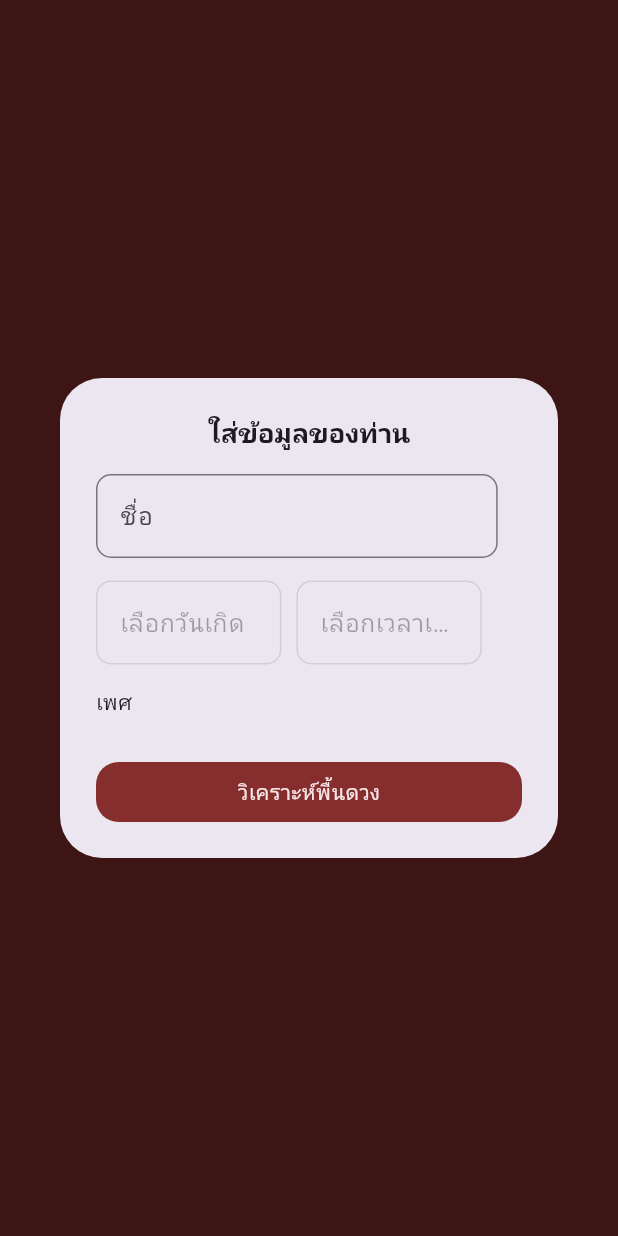
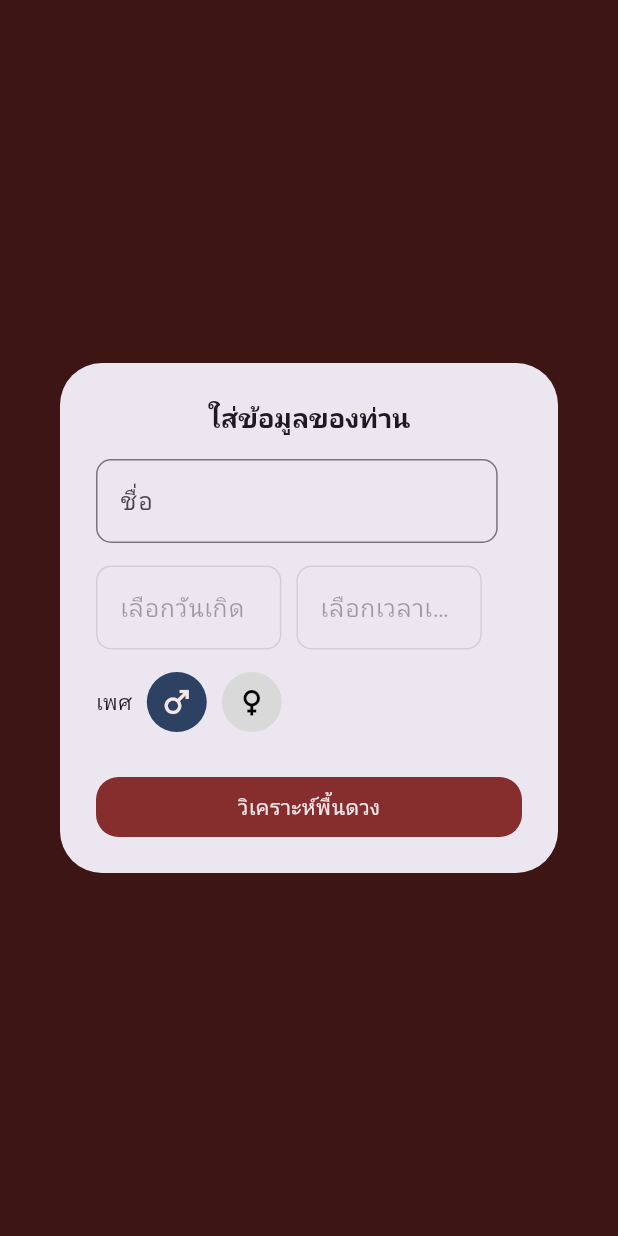
Before and after one commit to phritnakgate/bazi_app_frontend, a Flutter app: the screen it shows after launch, after a tap on "ผู้เยี่ยมชม", on a phone screen of 412 x 824 dp. Run offline on Flutter 3.47's test engine with Material 3 defaults, Android fonts, the phone set to English and light mode, and no system bars; our stand-ins replace google_fonts; Roboto replaces fonts that are missing (Kanit).

Commit message:
feat(guest): select gender

```diff
--- a/lib/screens/welcome_screen.dart
+++ b/lib/screens/welcome_screen.dart
@@ -1,4 +1,5 @@
 import 'package:bazi_app_frontend/screens/guesthora_screen.dart';
+import 'package:bazi_app_frontend/widgets/gender_selector_widget.dart';
 import 'package:flutter/material.dart';
 
 class WelcomeScreen extends StatefulWidget {
@@ -12,6 +13,7 @@ class _WelcomeScreenState extends State<WelcomeScreen> {
   TextEditingController nameController = TextEditingController();
   TextEditingController dateController = TextEditingController();
   TextEditingController timeController = TextEditingController();
+  int selectedGender = 0; //0 = Male, 1 = Female
 
   @override
   Widget build(BuildContext context) {
@@ -43,6 +45,9 @@ class _WelcomeScreenState extends State<WelcomeScreen> {
                   onTap: () => showDialog(
                       context: context,
                       builder: (BuildContext context) {
+                        int selectedGender = 0;
+                        return StatefulBuilder(
+                          builder: (context, setDialogState) {
                             return AlertDialog(
                               title: const Center(
                                   child: Text(
@@ -55,7 +60,8 @@ class _WelcomeScreenState extends State<WelcomeScreen> {
                                 crossAxisAlignment: CrossAxisAlignment.start,
                                 children: [
                                   SizedBox(
-                                width: MediaQuery.of(context).size.width * 0.65,
+                                    width: MediaQuery.of(context).size.width *
+                                        0.65,
                                     child: TextField(
                                       cursorColor: Theme.of(context).focusColor,
                                       decoration: const InputDecoration(
@@ -68,6 +74,7 @@ class _WelcomeScreenState extends State<WelcomeScreen> {
                                     height: 15,
                                   ),
                                   Row(
+                                    spacing: 10,
                                     children: [
                                       GestureDetector(
                                         onTap: () async {
@@ -85,7 +92,9 @@ class _WelcomeScreenState extends State<WelcomeScreen> {
                                           }
                                         },
                                         child: SizedBox(
-                                      width: MediaQuery.of(context).size.width *
+                                          width: MediaQuery.of(context)
+                                                  .size
+                                                  .width *
                                               0.3,
                                           child: TextField(
                                             controller: dateController,
@@ -95,9 +104,6 @@ class _WelcomeScreenState extends State<WelcomeScreen> {
                                           ),
                                         ),
                                       ),
-                                  const SizedBox(
-                                    width: 10,
-                                  ),
                                       GestureDetector(
                                         onTap: () async {
                                           final TimeOfDay? timePicked =
@@ -106,7 +112,8 @@ class _WelcomeScreenState extends State<WelcomeScreen> {
                                                   initialTime: TimeOfDay.now(),
                                                   builder: (context, child) {
                                                     return MediaQuery(
-                                                    data: MediaQuery.of(context)
+                                                        data: MediaQuery.of(
+                                                                context)
                                                             .copyWith(
                                                                 alwaysUse24HourFormat:
                                                                     true),
@@ -121,7 +128,9 @@ class _WelcomeScreenState extends State<WelcomeScreen> {
                                           }
                                         },
                                         child: SizedBox(
-                                      width: MediaQuery.of(context).size.width *
+                                          width: MediaQuery.of(context)
+                                                  .size
+                                                  .width *
                                               0.3,
                                           child: TextField(
                                             controller: timeController,
@@ -136,11 +145,12 @@ class _WelcomeScreenState extends State<WelcomeScreen> {
                                   const SizedBox(
                                     height: 15,
                                   ),
-                              Row(
-                                children: [
-                                  Text("เพศ"),
-                                  Container(),
-                                ],
+                                  GenderSelectorWidget(
+                                    onGenderSelected: (gender) {
+                                      setDialogState(() {
+                                        selectedGender = gender;
+                                      });
+                                    },
                                   ),
                                   const SizedBox(
                                     height: 30,
@@ -155,11 +165,13 @@ class _WelcomeScreenState extends State<WelcomeScreen> {
                                                     const GuestHoraScreen()));
                                       },
                                       child: Container(
-                                    width: MediaQuery.of(context).size.width *
+                                        width:
+                                            MediaQuery.of(context).size.width *
                                                 0.75,
                                         height: 40,
                                         decoration: BoxDecoration(
-                                        color: Theme.of(context).primaryColor,
+                                            color:
+                                                Theme.of(context).primaryColor,
                                             borderRadius:
                                                 BorderRadius.circular(15)),
                                         child: const Center(
@@ -170,6 +182,8 @@ class _WelcomeScreenState extends State<WelcomeScreen> {
                                       ))
                                 ],
                               ),
+                            );
+                          },
                         );
                       }),
                   child: Container(
--- /dev/null
+++ b/lib/widgets/gender_selector_widget.dart
@@ -0,0 +1,64 @@
+import 'package:flutter/material.dart';
+import 'package:bazi_app_frontend/configs/theme.dart';
+
+class GenderSelectorWidget extends StatefulWidget {
+  final ValueChanged<int> onGenderSelected;
+  const GenderSelectorWidget({super.key, required this.onGenderSelected});
+
+  @override
+  State<GenderSelectorWidget> createState() => _GenderSelectorWidgetState();
+}
+
+class _GenderSelectorWidgetState extends State<GenderSelectorWidget> {
+  int selectedGender = 0;
+
+  void updateGenderSelection(int gender) {
+    setState(() {
+      selectedGender = gender;
+    });
+    widget.onGenderSelected(gender);
+  }
+
+  @override
+  Widget build(BuildContext context) {
+    const Color wColor = Color(0xFFF5E6E8);
+    return Row(
+      spacing: 10,
+      children: [
+        const Text("เพศ"),
+        GestureDetector(
+          onTap: () => updateGenderSelection(0),
+          child: Container(
+            width: 40,
+            height: 40,
+            decoration: BoxDecoration(
+                color: selectedGender == 0
+                    ? fcolor
+                    : Theme.of(context).disabledColor,
+                borderRadius: BorderRadius.circular(20)),
+            child: Icon(
+              Icons.male,
+              color: selectedGender == 0 ? wColor : Colors.black,
+            ),
+          ),
+        ),
+        GestureDetector(
+          onTap: () => updateGenderSelection(1),
+          child: Container(
+            width: 40,
+            height: 40,
+            decoration: BoxDecoration(
+                color: selectedGender == 1
+                    ? fcolor
+                    : Theme.of(context).disabledColor,
+                borderRadius: BorderRadius.circular(20)),
+            child: Icon(
+              Icons.female,
+              color: selectedGender == 1 ? wColor : Colors.black,
+            ),
+          ),
+        )
+      ],
+    );
+  }
+}
```
Lines whose indentation alone changed are shown as unchanged.
